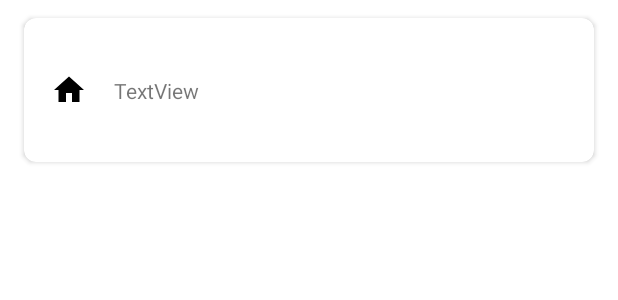
After one commit to daniloclementeb/poc-server-driven-ui, an Android app: the layout menu_item_row.xml on its own in the app's theme, with its tools: preview values and no code run, on a phone screen of 412 x 824 dp. The commit adds this screen. Shown: the top 300 px of the screen. Run offline under Robolectric (Android 15) with nearby library versions, the phone set to English and light mode, and no system bars; network calls fail.

Commit message:
Feature Generic Cards

```diff
--- a/POC/app/build.gradle
+++ b/POC/app/build.gradle
@@ -43,6 +43,7 @@ dependencies {
     implementation 'androidx.lifecycle:lifecycle-livedata-ktx:2.3.1'
     implementation 'androidx.navigation:navigation-fragment-ktx:2.2.2'
     implementation 'androidx.navigation:navigation-ui-ktx:2.2.2'
+    implementation 'androidx.legacy:legacy-support-v4:1.0.0'
     testImplementation 'junit:junit:4.+'
     androidTestImplementation 'androidx.test.ext:junit:1.1.2'
     androidTestImplementation 'androidx.test.espresso:espresso-core:3.3.0'
--- a/POC/app/src/main/java/com/example/poc/data/ui/home/ui/home/HomeActivityViewModel.kt
+++ b/POC/app/src/main/java/com/example/poc/data/ui/home/ui/home/HomeActivityViewModel.kt
@@ -33,16 +33,21 @@ class HomeActivityViewModel(private val homeRepository: HomeRepository) : ViewMo
                 var item = mapa.get(key) as Map<String, Object>
                 if (map.get("clear") != null && map.get("clear") as String == "true") {
                     mapa.set(key, map as Object)
+                    (mapa.get(key) as HashMap<String, Object>).put("updated", "true" as Object)
                 } else {
                     var list = (mapa.get(key) as Map<String, Object>).get("list") as ArrayList<Object>
                     //var plus = list.plus(item.get("list"))
                     var union = ArrayList<Object>((list).union(map.get("list") as ArrayList<Object>))
+                    if (list.size != union.size) {
+                        (mapa.get(key) as HashMap<String, Object>).put("updated", "true" as Object)
+                    }
                     (mapa.get(key) as HashMap<String, ArrayList<Object>>).set("list", union as ArrayList<Object>)
 
                 }
             } else {
                 //nao tinha esse campo antes
                 mapa.put(key, objeto)
+                (mapa.get(key) as HashMap<String, Object>).put("updated", "true" as Object)
 
             }
         }.also {
--- /dev/null
+++ b/POC/app/src/main/res/layout/menu_item_row.xml
@@ -0,0 +1,50 @@
+<?xml version="1.0" encoding="utf-8"?>
+<androidx.cardview.widget.CardView
+    xmlns:android="http://schemas.android.com/apk/res/android"
+    xmlns:card_view="http://schemas.android.com/apk/res-auto"
+    xmlns:tools="http://schemas.android.com/tools"
+    android:layout_width="match_parent"
+    android:layout_height="96dp"
+    android:layout_marginTop="12dp"
+    android:layout_marginLeft="16dp"
+    android:layout_marginRight="16dp"
+    android:id="@+id/card_menu_item_row"
+    card_view:cardBackgroundColor="#FFFF"
+    card_view:cardCornerRadius="8dp"
+    card_view:contentPadding="10dp"
+    android:foreground="?selectableItemBackground"
+    android:clickable="true">
+
+    <androidx.constraintlayout.widget.ConstraintLayout
+        android:layout_width="match_parent"
+        android:layout_height="match_parent">
+
+        <ImageView
+            android:id="@+id/imageView"
+            android:layout_width="wrap_content"
+            android:layout_height="24dp"
+            android:layout_marginBottom="8dp"
+            android:layout_marginEnd="8dp"
+            android:layout_marginStart="8dp"
+            android:layout_marginTop="8dp"
+            card_view:layout_constraintBottom_toBottomOf="parent"
+            card_view:layout_constraintEnd_toStartOf="@+id/textView2"
+            card_view:layout_constraintStart_toStartOf="parent"
+            card_view:layout_constraintTop_toTopOf="parent"
+            card_view:srcCompat="@drawable/ic_home_black_24dp" />
+
+        <TextView
+            android:id="@+id/textView2"
+            android:layout_width="0dp"
+            android:layout_height="wrap_content"
+            android:layout_marginBottom="8dp"
+            android:layout_marginEnd="8dp"
+            android:layout_marginStart="10dp"
+            android:layout_marginTop="8dp"
+            android:text="TextView"
+            card_view:layout_constraintBottom_toBottomOf="parent"
+            card_view:layout_constraintEnd_toEndOf="parent"
+            card_view:layout_constraintStart_toEndOf="@+id/imageView"
+            card_view:layout_constraintTop_toTopOf="parent" />
+    </androidx.constraintlayout.widget.ConstraintLayout>
+</androidx.cardview.widget.CardView>
--- a/POC/app/src/main/res/menu/bottom_nav_menu.xml
+++ b/POC/app/src/main/res/menu/bottom_nav_menu.xml
@@ -1,7 +1,7 @@
 <?xml version="1.0" encoding="utf-8"?>
 <menu xmlns:android="http://schemas.android.com/apk/res/android" android:id="@+id/menu_home">
 
-    <item
+    <!--<item
         android:id="@+id/navigation_home"
         android:icon="@drawable/ic_home_black_24dp"
         android:title="@string/title_home" />
@@ -14,6 +14,6 @@
     <item
         android:id="@+id/navigation_notifications"
         android:icon="@drawable/ic_notifications_black_24dp"
-        android:title="@string/title_notifications" />
+        android:title="@string/title_notifications" />-->
 
 </menu>
--- a/POC/app/src/main/res/values/strings.xml
+++ b/POC/app/src/main/res/values/strings.xml
@@ -13,4 +13,6 @@
     <string name="title_home">Home</string>
     <string name="title_dashboard">Dashboard</string>
     <string name="title_notifications">Notifications</string>
+    <!-- TODO: Remove or change this placeholder text -->
+    <string name="hello_blank_fragment">Hello blank fragment</string>
 </resources>
```
Also changed, not shown: POC/app/src/main/java/com/example/poc/data/model/MenuRecyclerAdapter.kt (added, +34 -0 lines), POC/app/src/main/java/com/example/poc/data/ui/home/HomeActivity.kt (+17 -6 lines), POC/app/src/main/java/com/example/poc/data/ui/home/ui/dashboard/DashboardFragment.kt (+27 -4 lines), POC/app/src/main/java/com/example/poc/data/ui/home/ui/home/HomeFragment.kt (+6 -4 lines), POC/app/src/main/res/layout/fragment_dashboard.xml (+16 -9 lines).
